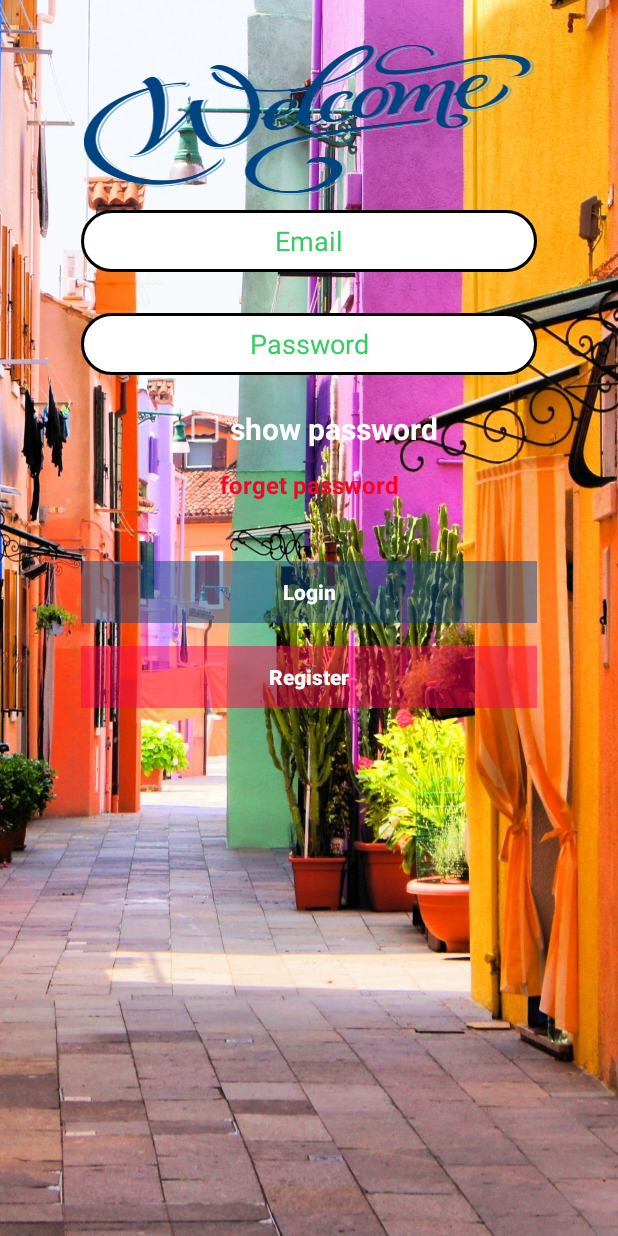
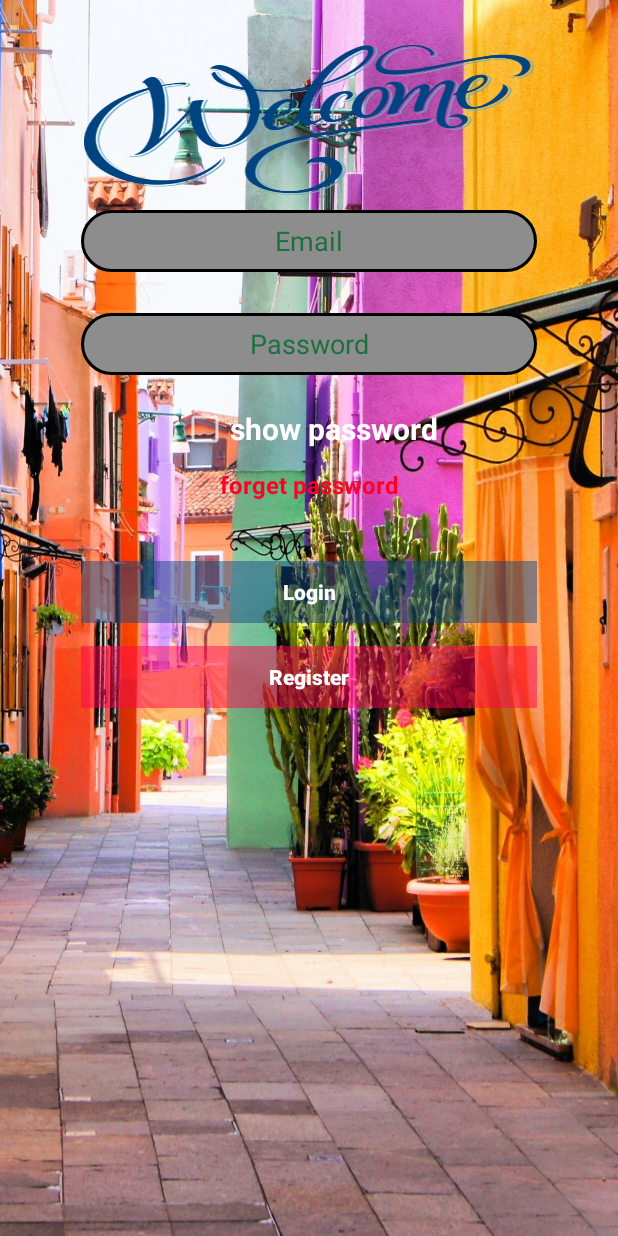
Before and after one commit to EldersCode/BuildingsRent, an Android app: the layout activity_login.xml on its own in the app's theme, with its tools: preview values and no code run, on a phone screen of 412 x 824 dp. Run offline under Robolectric (Android 15) with nearby library versions, the phone set to English and light mode, and no system bars.

```diff
--- a/app/src/main/java/com/project/buildingsrent/HandlingLoginAuth.java
+++ b/app/src/main/java/com/project/buildingsrent/HandlingLoginAuth.java
@@ -372,7 +372,7 @@ public class HandlingLoginAuth extends Activity {
             registerLayout.setVisibility(View.GONE);
             loginLayout.setVisibility(View.VISIBLE);
         }else{
-            super.onBackPressed();
+            finishAffinity();
         }
     }
 
--- a/app/src/main/java/com/project/buildingsrent/MapsActivity.java
+++ b/app/src/main/java/com/project/buildingsrent/MapsActivity.java
@@ -48,6 +48,7 @@ public class MapsActivity extends HandlingMaps{
                     mAuth.signOut();
                     Toast.makeText(MapsActivity.this, "You have signed out successfully ..", Toast.LENGTH_SHORT).show();
                     startActivity(new Intent(getApplicationContext() , LoginActivity.class));
+                    finish();
 
                 } else if (currentUser == null) {
                     Toast.makeText(MapsActivity.this, "You haven't logged in ..", Toast.LENGTH_SHORT).show();
--- a/app/src/main/res/drawable/login_edittext.xml
+++ b/app/src/main/res/drawable/login_edittext.xml
@@ -10,7 +10,7 @@
         android:width="2dp"
         />
     <solid
-        android:color="@android:color/white"
+        android:color="#8d8d8d"
         />
 
 </shape>
--- a/app/src/main/res/layout/activity_login.xml
+++ b/app/src/main/res/layout/activity_login.xml
@@ -36,7 +36,7 @@
             android:inputType="text"
             android:hint="Email"
             android:layout_centerHorizontal="true"
-            android:textColorHint="@color/colorAccent"
+            android:textColorHint="#19723e"
             android:layout_above="@+id/Password"
             android:layout_marginBottom="12dp"
             android:textColor="@android:color/black"
@@ -50,7 +50,7 @@
             android:gravity="center"
             android:hint="Password"
             android:inputType="textPassword"
-            android:textColorHint="@color/colorAccent"
+            android:textColorHint="#19723e"
             android:layout_marginTop="15dp"
             android:layout_centerVertical="true"
             android:layout_alignStart="@+id/Username"
@@ -138,7 +138,7 @@
             android:hint="Email"
             android:layout_marginTop="70dp"
             android:layout_centerHorizontal="true"
-            android:textColorHint="@color/colorAccent"
+            android:textColorHint="#19723e"
             android:layout_above="@+id/Password"
             android:layout_marginBottom="12dp"
             android:textColor="@android:color/black"
@@ -152,7 +152,7 @@
             android:gravity="center"
             android:hint="Password"
             android:inputType="textPassword"
-            android:textColorHint="@color/colorAccent"
+            android:textColorHint="#19723e"
             android:layout_marginTop="15dp"
             android:layout_centerVertical="true"
             android:layout_alignStart="@+id/UsernameR"
@@ -168,7 +168,7 @@
             android:gravity="center"
             android:inputType="textPassword"
             android:hint="Confirm Password"
-            android:textColorHint="@color/colorAccent"
+            android:textColorHint="#19723e"
             android:layout_marginTop="15dp"
             android:layout_centerVertical="true"
             android:layout_alignStart="@+id/PasswordR"
@@ -184,7 +184,7 @@
             android:gravity="center"
             android:inputType="number"
             android:hint="Phone Number"
-            android:textColorHint="@color/colorAccent"
+            android:textColorHint="#19723e"
             android:layout_marginTop="15dp"
             android:layout_centerVertical="true"
             android:layout_alignStart="@+id/PasswordR"
```
